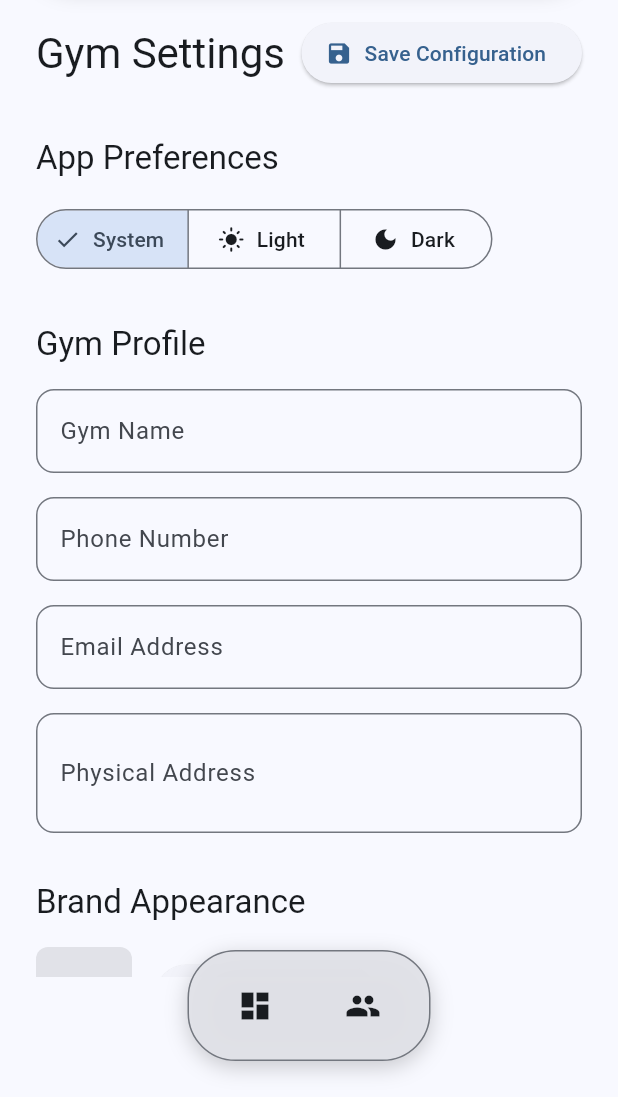
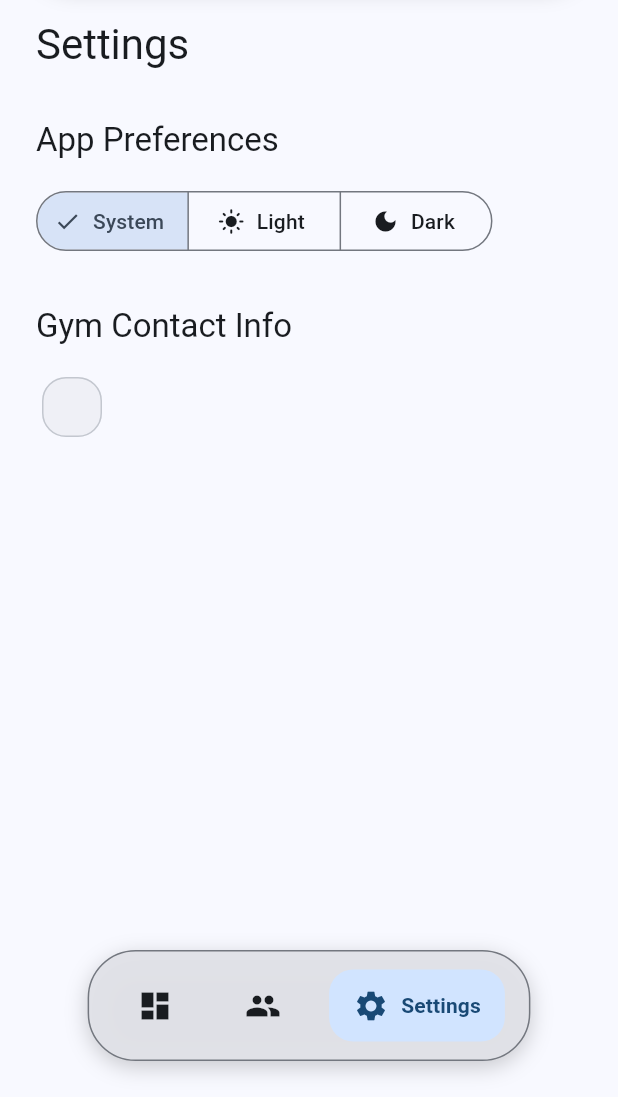
Before and after one commit to yuvaneshghy/Gym-OS, a Flutter app: the SettingsScreen screen opened by its route, on a phone screen of 412 x 824 dp, the part 139-1236 px from its top. Run offline on Flutter 3.47's test engine with Material 3 defaults, Android fonts, the light colour scheme and no system bars; our stand-ins replace flutter_riverpod, go_router, image_picker, pocketbase, shared_preferences; accounts and stored records are empty; network calls fail.

Commit message:
Add member settings access

```diff
--- a/lib/core/widgets/app_layout.dart
+++ b/lib/core/widgets/app_layout.dart
@@ -122,7 +122,6 @@ class AppLayout extends ConsumerWidget {
               onTap: () => context.go('/members'),
             ),
           ],
-          if (role == 'owner') ...[
           const SizedBox(width: 16),
           _DockItem(
             icon: Icons.settings,
@@ -130,7 +129,6 @@ class AppLayout extends ConsumerWidget {
             isSelected: currentPath == '/settings',
             onTap: () => context.go('/settings'),
           ),
-          ],
           if (role == 'member') ...[
             _DockItem(
               icon: Icons.home,
--- a/lib/features/settings/presentation/settings_screen.dart
+++ b/lib/features/settings/presentation/settings_screen.dart
@@ -4,6 +4,7 @@ import 'package:image_picker/image_picker.dart';
 import '../../../core/config/tenant_config.dart';
 import '../../../core/config/tenant_config_repository.dart';
 import '../../../core/theme/theme_mode_provider.dart';
+import '../../auth/data/auth_repository.dart';
 
 class SettingsScreen extends ConsumerStatefulWidget {
   const SettingsScreen({super.key});
@@ -160,10 +161,10 @@ class _SettingsScreenState extends ConsumerState<SettingsScreen> {
                     Row(
                       mainAxisAlignment: MainAxisAlignment.spaceBetween,
                       children: [
-                        Text('Gym Settings', style: Theme.of(context).textTheme.headlineMedium),
+                        Text('Settings', style: Theme.of(context).textTheme.headlineMedium),
                         if (_isLoading)
                           const SizedBox(width: 24, height: 24, child: CircularProgressIndicator(strokeWidth: 2))
-                        else
+                        else if (ref.watch(authRepositoryProvider).currentRole == 'owner')
                           ElevatedButton.icon(
                             icon: const Icon(Icons.save),
                             label: const Text('Save Configuration'),
@@ -191,7 +192,8 @@ class _SettingsScreenState extends ConsumerState<SettingsScreen> {
                       },
                     ),
                     const SizedBox(height: 32),
-                    Text('Gym Profile', style: Theme.of(context).textTheme.titleLarge),
+                    if (ref.watch(authRepositoryProvider).currentRole == 'owner') ...[
+                      Text('Gym Profile', style: Theme.of(context).textTheme.titleLarge),
                     const SizedBox(height: 16),
                     TextFormField(
                       controller: _nameController,
@@ -306,6 +308,50 @@ class _SettingsScreenState extends ConsumerState<SettingsScreen> {
                         _updateConfig(_currentConfig.copyWith(cornerRadius: val));
                       },
                     ),
+                    ] else ...[
+                      Text('Gym Contact Info', style: Theme.of(context).textTheme.titleLarge),
+                      const SizedBox(height: 16),
+                      Card(
+                        elevation: 0,
+                        color: Theme.of(context).colorScheme.surfaceContainerHighest.withAlpha(100),
+                        shape: RoundedRectangleBorder(
+                          borderRadius: BorderRadius.circular(16),
+                          side: BorderSide(color: Theme.of(context).colorScheme.outlineVariant),
+                        ),
+                        child: Padding(
+                          padding: const EdgeInsets.all(20.0),
+                          child: Column(
+                            crossAxisAlignment: CrossAxisAlignment.start,
+                            children: [
+                              if (_currentConfig.gymName.isNotEmpty)
+                                ListTile(
+                                  leading: const Icon(Icons.fitness_center),
+                                  title: Text(_currentConfig.gymName, style: const TextStyle(fontWeight: FontWeight.bold)),
+                                  contentPadding: EdgeInsets.zero,
+                                ),
+                              if (_currentConfig.gymPhone.isNotEmpty)
+                                ListTile(
+                                  leading: const Icon(Icons.phone),
+                                  title: Text(_currentConfig.gymPhone),
+                                  contentPadding: EdgeInsets.zero,
+                                ),
+                              if (_currentConfig.gymEmail.isNotEmpty)
+                                ListTile(
+                                  leading: const Icon(Icons.email),
+                                  title: Text(_currentConfig.gymEmail),
+                                  contentPadding: EdgeInsets.zero,
+                                ),
+                              if (_currentConfig.gymAddress.isNotEmpty)
+                                ListTile(
+                                  leading: const Icon(Icons.location_on),
+                                  title: Text(_currentConfig.gymAddress),
+                                  contentPadding: EdgeInsets.zero,
+                                ),
+                            ],
+                          ),
+                        ),
+                      ),
+                    ],
                     const SizedBox(height: 48),
                   ],
                 ),
```
Lines whose indentation alone changed are shown as unchanged.
